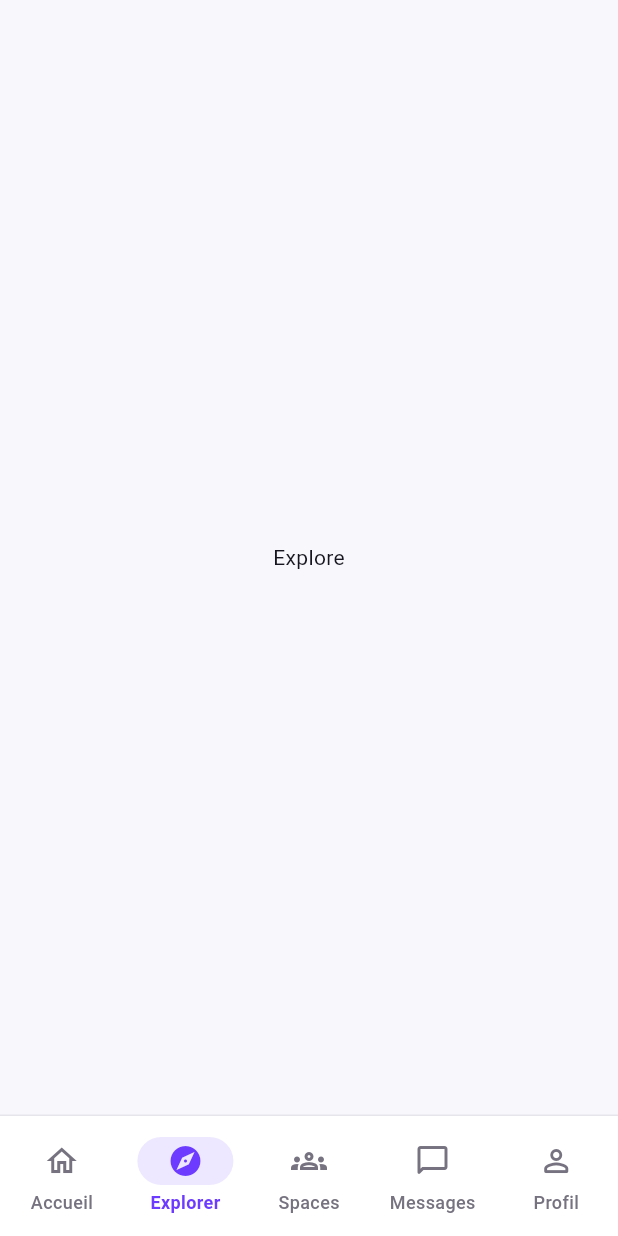
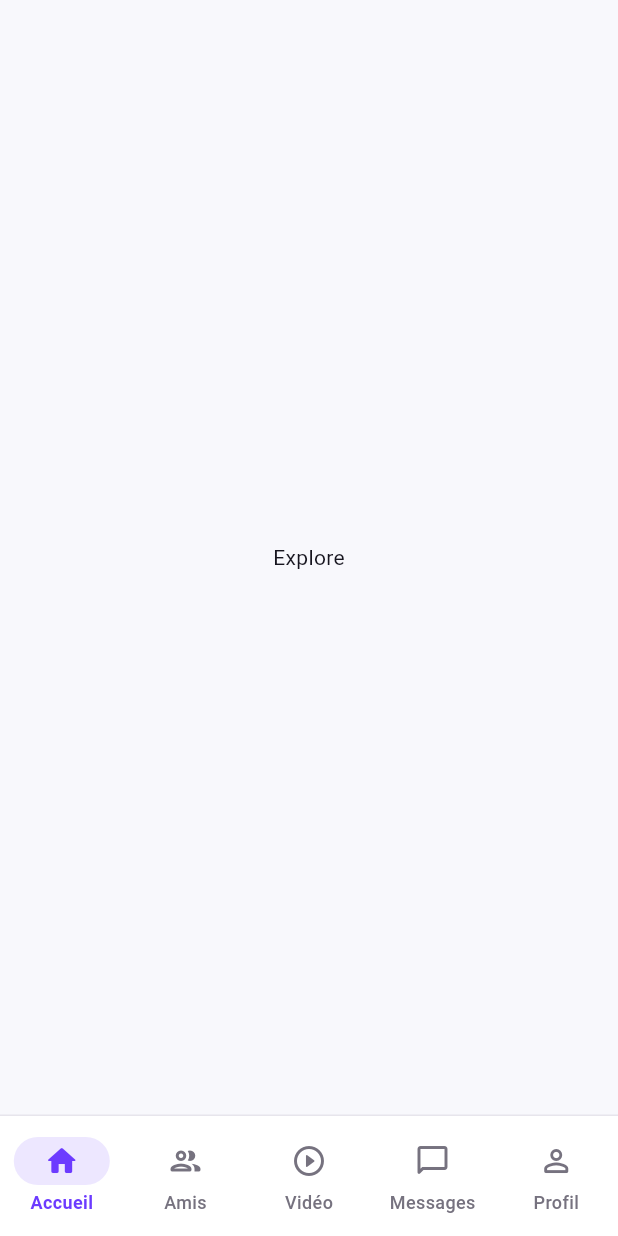
Before and after one commit to richmondkouassi2255-art/Nexora, a Flutter app: the ExplorePage screen opened by its route, on a phone screen of 412 x 824 dp. Run offline on Flutter 3.47's test engine with Material 3 defaults, Android fonts, the phone set to English and light mode, and no system bars; our stand-ins replace flutter_riverpod, go_router.

Commit message:
feat: update primary navigation with friends and video

```diff
--- a/lib/app/router/app_router.dart
+++ b/lib/app/router/app_router.dart
@@ -2,10 +2,12 @@ import 'package:go_router/go_router.dart';
 
 import '../../core/widgets/layout/app_shell.dart';
 import '../../features/explore/presentation/pages/explore_page.dart';
+import '../../features/friends/presentation/pages/friends_page.dart';
 import '../../features/home/presentation/pages/home_page.dart';
 import '../../features/messages/presentation/pages/messages_page.dart';
 import '../../features/profile/presentation/pages/profile_page.dart';
 import '../../features/spaces/presentation/pages/spaces_page.dart';
+import '../../features/video/presentation/pages/video_page.dart';
 import 'app_routes.dart';
 
 final GoRouter appRouter = GoRouter(
@@ -23,22 +25,32 @@ final GoRouter appRouter = GoRouter(
             GoRoute(
               path: AppRoutes.home,
               builder: (context, state) => const HomePage(),
+              routes: [
+                GoRoute(
+                  path: AppRoutes.explore.substring(1),
+                  builder: (context, state) => const ExplorePage(),
+                ),
+                GoRoute(
+                  path: AppRoutes.spaces.substring(1),
+                  builder: (context, state) => const SpacesPage(),
+                ),
+              ],
             ),
           ],
         ),
         StatefulShellBranch(
           routes: [
             GoRoute(
-              path: AppRoutes.explore,
-              builder: (context, state) => const ExplorePage(),
+              path: AppRoutes.friends,
+              builder: (context, state) => const FriendsPage(),
             ),
           ],
         ),
         StatefulShellBranch(
           routes: [
             GoRoute(
-              path: AppRoutes.spaces,
-              builder: (context, state) => const SpacesPage(),
+              path: AppRoutes.video,
+              builder: (context, state) => const VideoPage(),
             ),
           ],
         ),
--- a/lib/app/router/app_routes.dart
+++ b/lib/app/router/app_routes.dart
@@ -2,8 +2,11 @@ abstract final class AppRoutes {
   AppRoutes._();
 
   static const String home = '/';
+  static const String friends = '/friends';
+  static const String video = '/video';
+  static const String messages = '/messages';
+  static const String profile = '/profile';
+
   static const String explore = '/explore';
   static const String spaces = '/spaces';
-  static const String messages = '/messages';
-  static const String profile = '/profile';
 }
--- a/lib/core/widgets/navigation/mobile_bottom_navigation.dart
+++ b/lib/core/widgets/navigation/mobile_bottom_navigation.dart
@@ -19,14 +19,14 @@ class MobileBottomNavigation extends StatelessWidget {
       label: 'Accueil',
     ),
     NavigationDestination(
-      icon: Icon(Icons.explore_outlined),
-      selectedIcon: Icon(Icons.explore_rounded),
-      label: 'Explorer',
+      icon: Icon(Icons.people_outline_rounded),
+      selectedIcon: Icon(Icons.people_rounded),
+      label: 'Amis',
     ),
     NavigationDestination(
-      icon: Icon(Icons.groups_outlined),
-      selectedIcon: Icon(Icons.groups_rounded),
-      label: 'Spaces',
+      icon: Icon(Icons.play_circle_outline_rounded),
+      selectedIcon: Icon(Icons.play_circle_fill_rounded),
+      label: 'Vidéo',
     ),
     NavigationDestination(
       icon: Icon(Icons.chat_bubble_outline_rounded),
@@ -44,6 +44,7 @@ class MobileBottomNavigation extends StatelessWidget {
   Widget build(BuildContext context) {
     return Container(
       decoration: const BoxDecoration(
+        color: AppColors.surface,
         border: Border(
           top: BorderSide(
             color: AppColors.border,
@@ -53,6 +54,9 @@ class MobileBottomNavigation extends StatelessWidget {
       child: NavigationBar(
         selectedIndex: currentIndex,
         onDestinationSelected: onDestinationSelected,
+        backgroundColor: AppColors.surface,
+        indicatorColor: AppColors.primaryLight,
+        elevation: 0,
         destinations: _destinations,
       ),
     );
```
